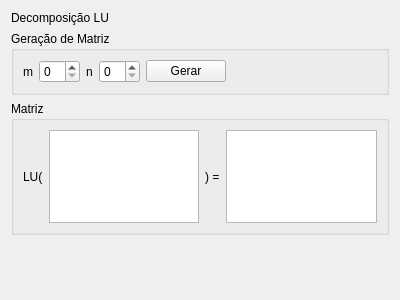
Qt form Algebra/Matrix01/lu_tab.ui (RicardoBusta/Doutorado) before a commit.
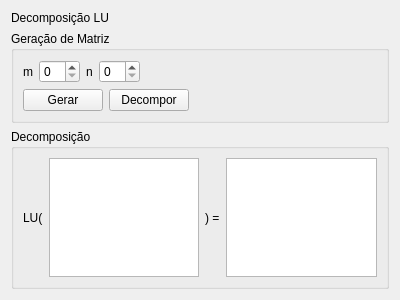
The same form after that commit.

Commit message: Terminando as interfaces dos outros trabalhos.

```diff
--- a/Algebra/Matrix01/lu_tab.ui
+++ b/Algebra/Matrix01/lu_tab.ui
@@ -26,6 +26,8 @@
      <property name="title">
       <string>Geração de Matriz</string>
      </property>
+     <layout class="QVBoxLayout" name="verticalLayout_2">
+      <item>
      <layout class="QHBoxLayout" name="horizontalLayout">
       <item>
        <widget class="QLabel" name="label_2">
@@ -48,6 +50,23 @@
        <widget class="QSpinBox" name="spinBox_2"/>
       </item>
       <item>
+         <spacer name="horizontalSpacer">
+          <property name="orientation">
+           <enum>Qt::Horizontal</enum>
+          </property>
+          <property name="sizeHint" stdset="0">
+           <size>
+            <width>40</width>
+            <height>20</height>
+           </size>
+          </property>
+         </spacer>
+        </item>
+       </layout>
+      </item>
+      <item>
+       <layout class="QHBoxLayout" name="horizontalLayout_3">
+        <item>
        <widget class="QPushButton" name="pushButton">
         <property name="text">
          <string>Gerar</string>
@@ -55,7 +74,14 @@
        </widget>
       </item>
       <item>
-       <spacer name="horizontalSpacer">
+         <widget class="QPushButton" name="pushButton_2">
+          <property name="text">
+           <string>Decompor</string>
+          </property>
+         </widget>
+        </item>
+        <item>
+         <spacer name="horizontalSpacer_2">
         <property name="orientation">
          <enum>Qt::Horizontal</enum>
         </property>
@@ -66,6 +92,8 @@
          </size>
         </property>
        </spacer>
+        </item>
+       </layout>
       </item>
      </layout>
     </widget>
@@ -73,7 +101,7 @@
    <item>
     <widget class="QGroupBox" name="groupBox_2">
      <property name="title">
-      <string>Matriz</string>
+      <string>Decomposição</string>
      </property>
      <layout class="QHBoxLayout" name="horizontalLayout_2">
       <item>
@@ -99,19 +127,6 @@
      </layout>
     </widget>
    </item>
-   <item>
-    <spacer name="verticalSpacer">
-     <property name="orientation">
-      <enum>Qt::Vertical</enum>
-     </property>
-     <property name="sizeHint" stdset="0">
-      <size>
-       <width>20</width>
-       <height>153</height>
-      </size>
-     </property>
-    </spacer>
-   </item>
   </layout>
  </widget>
  <resources/>
```
Lines whose indentation alone changed are shown as unchanged. The commit also changes 5 other files.
